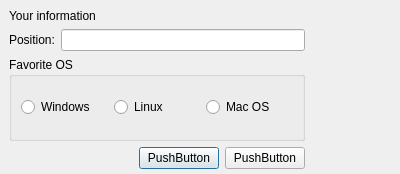
Old version of the form QDialogElement/qDialogDemo/infodialog.ui in the repository eduardorasgado/RoadtoQt5.
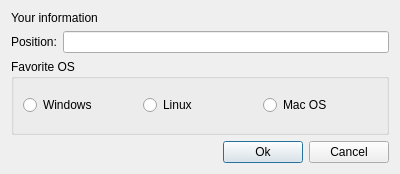
New version of the form.

Commit message: connecting the dialog to main widget

Patch:
```diff
--- a/QDialogElement/qDialogDemo/infodialog.ui
+++ b/QDialogElement/qDialogDemo/infodialog.ui
@@ -13,15 +13,8 @@
   <property name="windowTitle">
    <string>Dialog</string>
   </property>
-  <widget class="QWidget" name="">
-   <property name="geometry">
-    <rect>
-     <x>9</x>
-     <y>9</y>
-     <width>296</width>
-     <height>160</height>
-    </rect>
-   </property>
+  <layout class="QHBoxLayout" name="horizontalLayout_4">
+   <item>
    <layout class="QVBoxLayout" name="verticalLayout_2">
     <item>
      <layout class="QVBoxLayout" name="verticalLayout">
@@ -108,21 +101,22 @@
       <item>
        <widget class="QPushButton" name="pushButton_2">
         <property name="text">
-         <string>PushButton</string>
+          <string>Ok</string>
         </property>
        </widget>
       </item>
       <item>
        <widget class="QPushButton" name="pushButton">
         <property name="text">
-         <string>PushButton</string>
+          <string>Cancel</string>
         </property>
        </widget>
       </item>
      </layout>
     </item>
    </layout>
-  </widget>
+   </item>
+  </layout>
  </widget>
  <resources/>
  <connections/>
```
Left out of the diff: 4 changed lines with no effect on the pictures. Lines whose indentation alone changed are shown as unchanged. The commit also changes 4 other files.
